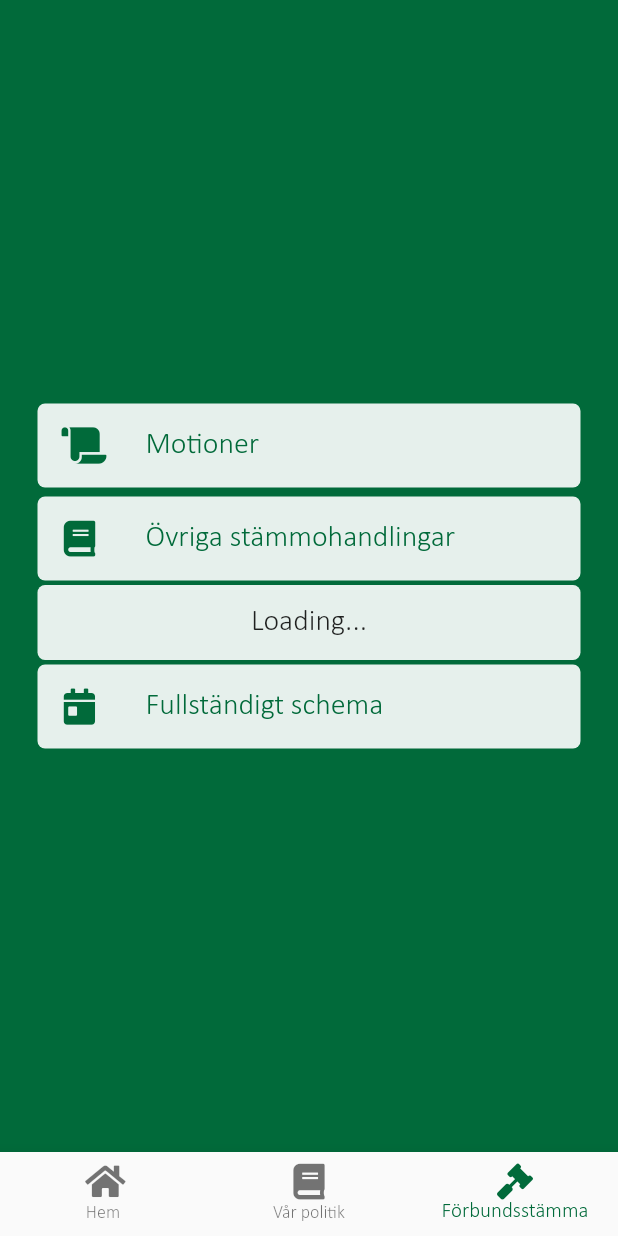
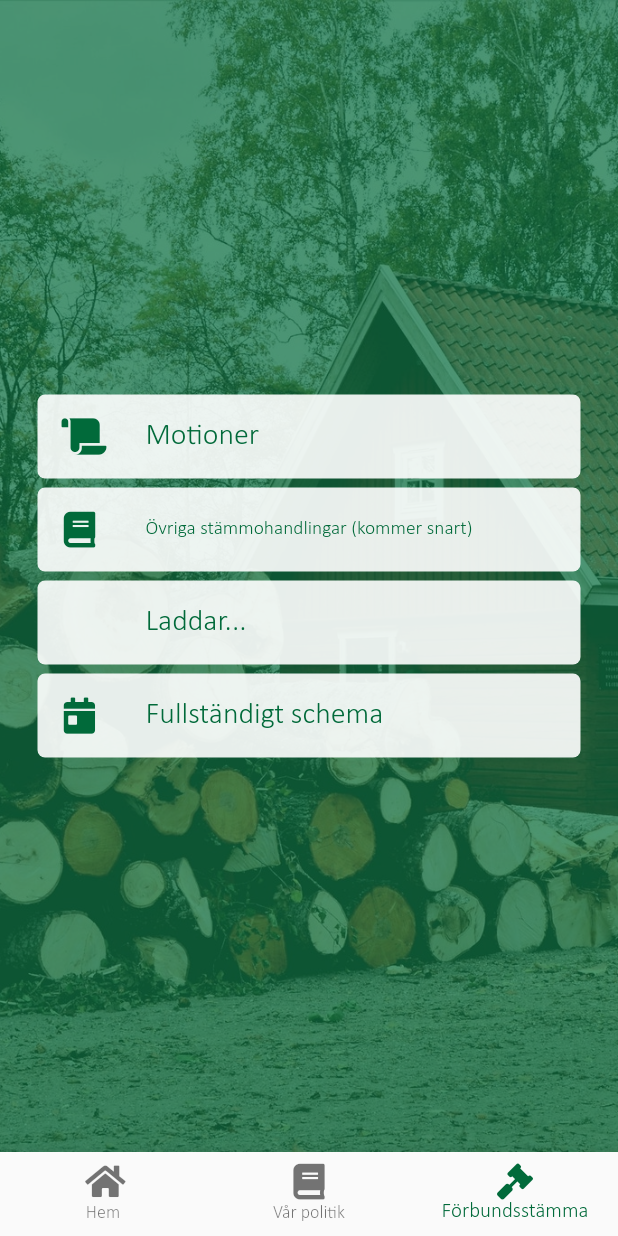
Before and after one commit to ErikJohnsson/Lokalsamhallesappen, a Flutter app: the screen it shows after launch, item 3 of the bottom bar chosen, on a phone screen of 412 x 824 dp. Run offline on Flutter 3.47's test engine with Material 2 defaults, Android fonts, the phone set to English and light mode, and no system bars; our stand-ins replace auto_size_text, cloud_firestore, flutter_cache_manager, flutter_html, font_awesome_flutter, page_transition; missing offline and left inert: flutter_full_pdf_viewer; accounts and stored records are empty.

Commit message:
Fixed color issue

```diff
--- a/lib/congress/congressPageWidget.dart
+++ b/lib/congress/congressPageWidget.dart
@@ -26,7 +26,7 @@ class CongressPageWidgetState extends State<CongressPageWidget>{
           // Box decoration takes a gradient
             image: DecorationImage(
                 fit: BoxFit.cover,
-                colorFilter: new ColorFilter.mode(CufColors.mainColor, BlendMode.srcOver),
+                colorFilter: new ColorFilter.mode(CufColors.mainColor.withOpacity(0.7), BlendMode.srcOver),
                 image: AssetImage("images/congress_background.jpg")
             )
         ),
@@ -42,6 +42,7 @@ class CongressPageWidgetState extends State<CongressPageWidget>{
               NavigationCard(
                 title: "Övriga stämmohandlingar (kommer snart)",
                 leadingIcon: FontAwesomeIcons.book,
+                fontSize: 13,
               ),
               buildTodaysSchedule(),
               NavigationCard(
@@ -70,20 +71,8 @@ class CongressPageWidgetState extends State<CongressPageWidget>{
 
       service.getScheduleForDay(now).then((todaysSchedule) => loadedTodaysSchedule(todaysSchedule));
 
-      return Container(
-        height: 50,
-        width: 20,
-        margin: EdgeInsets.fromLTRB(25, 0, 25, 0),
-        decoration: BoxDecoration(
-            color: Colors.white.withOpacity(0.9),
-            borderRadius: BorderRadius.circular(5)
-        ),
-        child: Center(
-          child: Text(
-              "Loading...",
-              style: TextStyle(fontSize: 20),
-          ),
-        ),
+      return NavigationCard(
+        title: "Laddar...",
       );
     }
     return todaysSchedule;
--- a/lib/congress/motions/congressMotionsChapterPage.dart
+++ b/lib/congress/motions/congressMotionsChapterPage.dart
@@ -35,7 +35,7 @@ class CongressMotionsChapterPageWidgetState extends State<CongressMotionsChapter
         decoration: BoxDecoration(
             image: DecorationImage(
                 fit: BoxFit.cover,
-                colorFilter: new ColorFilter.mode(Color.fromRGBO(001, 106, 058, 0.7), BlendMode.srcOver),
+                colorFilter: new ColorFilter.mode(CufColors.mainColor.withOpacity(0.7), BlendMode.srcOver),
                 image: AssetImage("images/motions_background.jpg")
             )
         ),
--- a/lib/congress/motions/congressMotionsPage.dart
+++ b/lib/congress/motions/congressMotionsPage.dart
@@ -31,7 +31,7 @@ class CongressMotionsPageWidgetState extends State<CongressMotionsPageWidget>{
               // Box decoration takes a gradient
                 image: DecorationImage(
                     fit: BoxFit.cover,
-                    colorFilter: new ColorFilter.mode(CufColors.mainColor, BlendMode.srcOver),
+                    colorFilter: new ColorFilter.mode(CufColors.mainColor.withOpacity(0.7), BlendMode.srcOver),
                     image: AssetImage("images/motions_background.jpg")
                 )
             ),
@@ -50,7 +50,7 @@ class CongressMotionsPageWidgetState extends State<CongressMotionsPageWidget>{
           // Box decoration takes a gradient
             image: DecorationImage(
                 fit: BoxFit.cover,
-                colorFilter: new ColorFilter.mode(CufColors.mainColor, BlendMode.srcOver),
+                colorFilter: new ColorFilter.mode(CufColors.mainColor.withOpacity(0.7), BlendMode.srcOver),
                 image: AssetImage("images/motions_background.jpg")
             )
         ),
--- a/lib/congress/schedule/fullSchedulePageWidget.dart
+++ b/lib/congress/schedule/fullSchedulePageWidget.dart
@@ -35,7 +35,7 @@ class FullSchedulePageWidgetState extends State<FullSchedulePageWidget>{
               // Box decoration takes a gradient
                 image: DecorationImage(
                     fit: BoxFit.cover,
-                    colorFilter: new ColorFilter.mode(CufColors.mainColor, BlendMode.srcOver),
+                    colorFilter: new ColorFilter.mode(CufColors.mainColor.withOpacity(0.7), BlendMode.srcOver),
                     image: AssetImage("images/congress_background.jpg")
                 )
             ),
@@ -51,7 +51,7 @@ class FullSchedulePageWidgetState extends State<FullSchedulePageWidget>{
           // Box decoration takes a gradient
             image: DecorationImage(
                 fit: BoxFit.cover,
-                colorFilter: new ColorFilter.mode(CufColors.mainColor, BlendMode.srcOver),
+                colorFilter: new ColorFilter.mode(CufColors.mainColor.withOpacity(0.7), BlendMode.srcOver),
                 image: AssetImage("images/congress_background.jpg")
             )
         ),
--- a/lib/homescreen/homeScreenWidget.dart
+++ b/lib/homescreen/homeScreenWidget.dart
@@ -20,7 +20,7 @@ class HomePageWidgetState extends State<HomePageWidget> {
         // Box decoration takes a gradient
           image: DecorationImage(
               fit: BoxFit.cover,
-              colorFilter: new ColorFilter.mode(CufColors.mainColor, BlendMode.srcOver),
+              colorFilter: new ColorFilter.mode(CufColors.mainColor.withOpacity(0.7), BlendMode.srcOver),
               image: AssetImage("images/home_background.jpg")
           )
       ),
--- a/lib/politics/politicsWidget.dart
+++ b/lib/politics/politicsWidget.dart
@@ -29,7 +29,7 @@ class PoliticsPageWidgetState extends State<PoliticsPageWidget>{
                   image: DecorationImage(
                       fit: BoxFit.cover,
                       image: AssetImage("images/sakpolitiska_background.jpg"),
-                      colorFilter: new ColorFilter.mode(CufColors.mainColor, BlendMode.srcOver),
+                      colorFilter: new ColorFilter.mode(CufColors.mainColor.withOpacity(0.7), BlendMode.srcOver),
                   )
                 ),
                   child: pageSelected == 0 ? ChaptersPageWidget() : IdeaProgramWidget()
```
